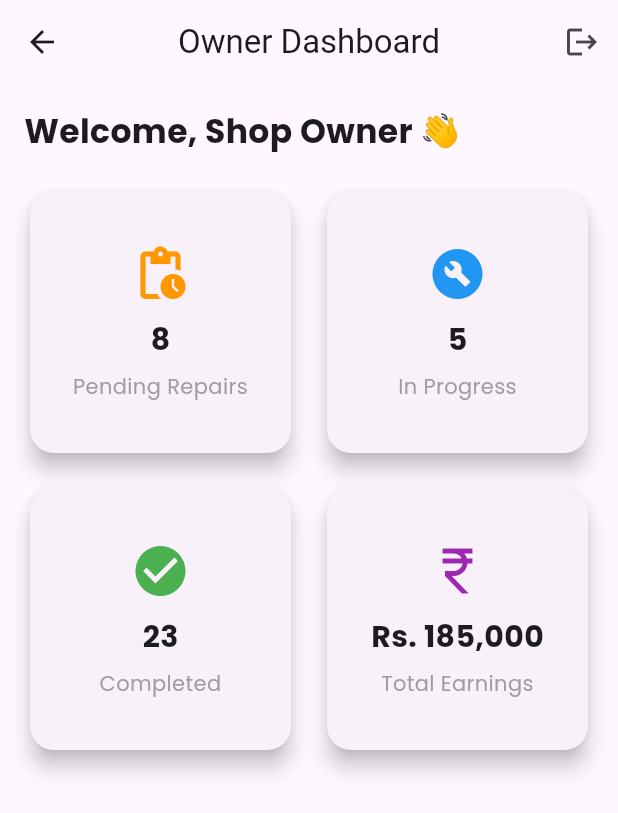
After one commit to namal1230/Smart-Tv-Shop-AMD-, a Flutter app: the OwnerDashboard screen opened directly, on a phone screen of 412 x 824 dp. The commit adds this screen. Shown: the top 813 px of the screen. Run offline on Flutter 3.47's test engine with Material 3 defaults, Android fonts, the phone set to English and light mode, and no system bars; our stand-ins replace animate_do, awesome_dialog, fluttertoast, google_fonts.

Commit message:
complete owner-dasboard-screen and pending-requests-screen ui

```diff
--- a/lib/screens/auth/login_screen.dart
+++ b/lib/screens/auth/login_screen.dart
@@ -3,6 +3,7 @@ import 'package:flutter/material.dart';
 import 'package:fluttertoast/fluttertoast.dart';
 import 'package:google_fonts/google_fonts.dart';
 import 'package:smart_tv_shop/screens/auth/signup_screen.dart';
+import 'package:smart_tv_shop/screens/owner/owner_dashboard.dart';
 
 class LoginScreen extends StatefulWidget {
   const LoginScreen({super.key});
@@ -30,7 +31,7 @@ class _LoginScreenState extends State<LoginScreen> {
     );
 
     if (selectedRole == "Owner") {
-      // Navigator.pushReplacementNamed(context, '/ownerDashboard');
+      Navigator.push(context, MaterialPageRoute(builder: (context) => const OwnerDashboard(),));
     } else {
       // Navigator.pushReplacementNamed(context, '/customerHome');
     }
--- /dev/null
+++ b/lib/screens/owner/owner_dashboard.dart
@@ -0,0 +1,150 @@
+import 'package:flutter/material.dart';
+import 'package:animate_do/animate_do.dart';
+import 'package:google_fonts/google_fonts.dart';
+import 'package:smart_tv_shop/screens/owner/pending_requests_screen.dart';
+
+class OwnerDashboard extends StatelessWidget {
+  const OwnerDashboard({super.key});
+
+  @override
+  Widget build(BuildContext context) {
+    return Scaffold(
+      appBar: AppBar(
+        title: const Text("Owner Dashboard"),
+        centerTitle: true,
+        actions: [
+          IconButton(
+            icon: const Icon(Icons.logout),
+            onPressed: () {
+              Navigator.pop(context);
+            },
+          )
+        ],
+      ),
+
+      body: Padding(
+        padding: const EdgeInsets.all(16),
+        child: Column(
+          crossAxisAlignment: CrossAxisAlignment.start,
+          children: [
+
+            FadeInDown(
+              child: Text(
+                "Welcome, Shop Owner 👋",
+                style: GoogleFonts.poppins(
+                  fontSize: 22,
+                  fontWeight: FontWeight.bold,
+                ),
+              ),
+            ),
+
+            const SizedBox(height: 20),
+
+            /// STAT CARDS
+            Expanded(
+              child: GridView.count(
+                crossAxisCount: 2,
+                mainAxisSpacing: 16,
+                crossAxisSpacing: 16,
+                children: [
+
+                  FadeInUp(
+                    child: _statCard(
+                      context,
+                      title: "Pending Repairs",
+                      value: "8",
+                      icon: Icons.pending_actions,
+                      color: Colors.orange,
+                      route: PendingRequestsScreen(),
+                    ),
+                  ),
+
+                  FadeInUp(
+                    delay: const Duration(milliseconds: 100),
+                    child: _statCard(
+                      context,
+                      title: "In Progress",
+                      value: "5",
+                      icon: Icons.build_circle,
+                      color: Colors.blue,
+                      // route: '/inProgress',
+                    ),
+                  ),
+
+                  FadeInUp(
+                    delay: const Duration(milliseconds: 200),
+                    child: _statCard(
+                      context,
+                      title: "Completed",
+                      value: "23",
+                      icon: Icons.check_circle,
+                      color: Colors.green,
+                      // route: '/repairHistory',
+                    ),
+                  ),
+
+                  FadeInUp(
+                    delay: const Duration(milliseconds: 300),
+                    child: _statCard(
+                      context,
+                      title: "Total Earnings",
+                      value: "Rs. 185,000",
+                      icon: Icons.currency_rupee,
+                      color: Colors.purple,
+                      route: null,
+                    ),
+                  ),
+                ],
+              ),
+            ),
+          ],
+        ),
+      ),
+    );
+  }
+
+  Widget _statCard(
+    BuildContext context, {
+    required String title,
+    required String value,
+    required IconData icon,
+    required Color color,
+    Widget? route,
+  }) {
+    return InkWell(
+      onTap: route == null
+          ? null
+          : () => Navigator.push(context, MaterialPageRoute(builder: (context) => route)),
+      child: Card(
+        elevation: 6,
+        shape: RoundedRectangleBorder(
+          borderRadius: BorderRadius.circular(16),
+        ),
+        child: Padding(
+          padding: const EdgeInsets.all(16),
+          child: Column(
+            mainAxisAlignment: MainAxisAlignment.center,
+            children: [
+              Icon(icon, size: 40, color: color),
+              const SizedBox(height: 10),
+              Text(
+                value,
+                style: GoogleFonts.poppins(
+                  fontSize: 20,
+                  fontWeight: FontWeight.bold,
+                ),
+              ),
+              const SizedBox(height: 6),
+              Text(
+                title,
+                textAlign: TextAlign.center,
+                style: GoogleFonts.poppins(color: Colors.grey),
+                overflow: TextOverflow.ellipsis,
+              ),
+            ],
+          ),
+        ),
+      ),
+    );
+  }
+}
--- a/pubspec.yaml
+++ b/pubspec.yaml
@@ -34,6 +34,8 @@ dependencies:
   fluttertoast: ^9.0.0
   google_fonts: ^7.1.0
   animate_do: ^4.2.0
+  awesome_dialog: ^3.2.1
+
 
   # The following adds the Cupertino Icons font to your application.
   # Use with the CupertinoIcons class for iOS style icons.
```
Also changed, not shown: lib/screens/owner/pending_requests_screen.dart (added, +169 -0 lines), pubspec.lock, 5 other files.
